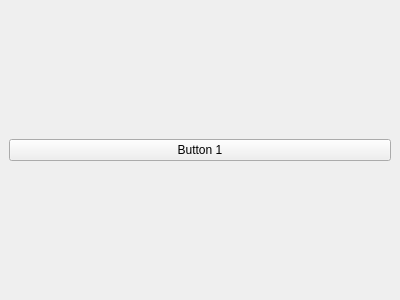
Old version of the form Anders plugin/firstPlugIn.ui in the repository AndersEllinge/Bachelor-F17.
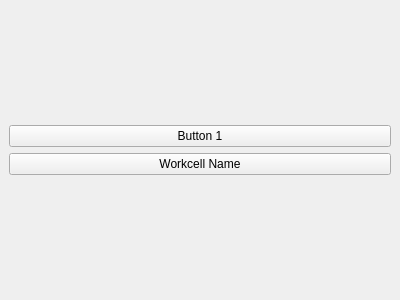
New version of the form.

Commit message: can see the workcell file name

Diff of the .ui file:
```diff
--- a/Anders plugin/firstPlugIn.ui
+++ b/Anders plugin/firstPlugIn.ui
@@ -24,6 +24,13 @@
         </property>
        </widget>
       </item>
+      <item>
+       <widget class="QPushButton" name="workcellBtn">
+        <property name="text">
+         <string>Workcell Name</string>
+        </property>
+       </widget>
+      </item>
      </layout>
     </item>
    </layout>
```
The commit also changes 2 other files.
